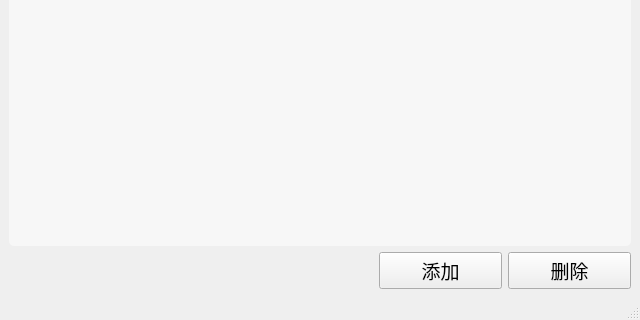
Old version of the form extension/CXX/scoreRanking/MainWindow.ui in the repository soulde/A.I.R; both pictures show x 0 to 640 and y 160 to 480 of the 640 by 480 pixel window.
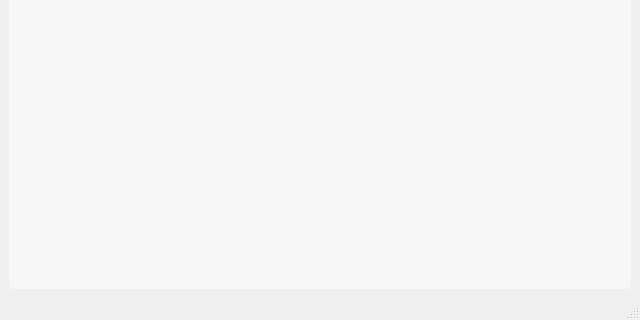
New version of the form. Icons and pictures are not drawn.

Patch:
```diff
--- a/extension/CXX/scoreRanking/MainWindow.ui
+++ b/extension/CXX/scoreRanking/MainWindow.ui
@@ -195,7 +195,7 @@
        <enum>QAbstractItemView::SelectRows</enum>
       </property>
       <property name="sortingEnabled">
-       <bool>true</bool>
+       <bool>false</bool>
       </property>
       <attribute name="horizontalHeaderVisible">
        <bool>true</bool>
@@ -211,50 +211,6 @@
       </attribute>
      </widget>
     </item>
-    <item>
-     <layout class="QHBoxLayout" name="horizontalLayout_3" stretch="3,1,1">
-      <property name="topMargin">
-       <number>0</number>
-      </property>
-      <item>
-       <spacer name="horizontalSpacer_6">
-        <property name="orientation">
-         <enum>Qt::Horizontal</enum>
-        </property>
-        <property name="sizeHint" stdset="0">
-         <size>
-          <width>40</width>
-          <height>20</height>
-         </size>
-        </property>
-       </spacer>
-      </item>
-      <item>
-       <widget class="QPushButton" name="addPushButton">
-        <property name="font">
-         <font>
-          <pointsize>14</pointsize>
-         </font>
-        </property>
-        <property name="text">
-         <string>添加</string>
-        </property>
-       </widget>
-      </item>
-      <item>
-       <widget class="QPushButton" name="delPushButton">
-        <property name="font">
-         <font>
-          <pointsize>14</pointsize>
-         </font>
-        </property>
-        <property name="text">
-         <string>删除</string>
-        </property>
-       </widget>
-      </item>
-     </layout>
-    </item>
    </layout>
   </widget>
   <widget class="QStatusBar" name="statusbar"/>
```
